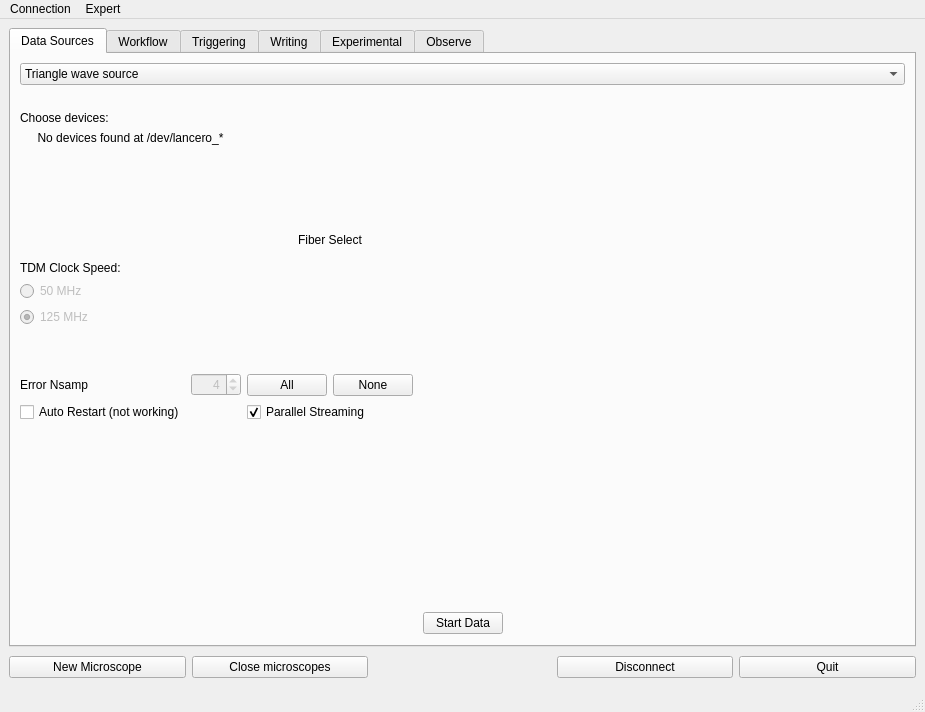
Old version of the form dc.ui in the repository usnistgov/dastardcommander.
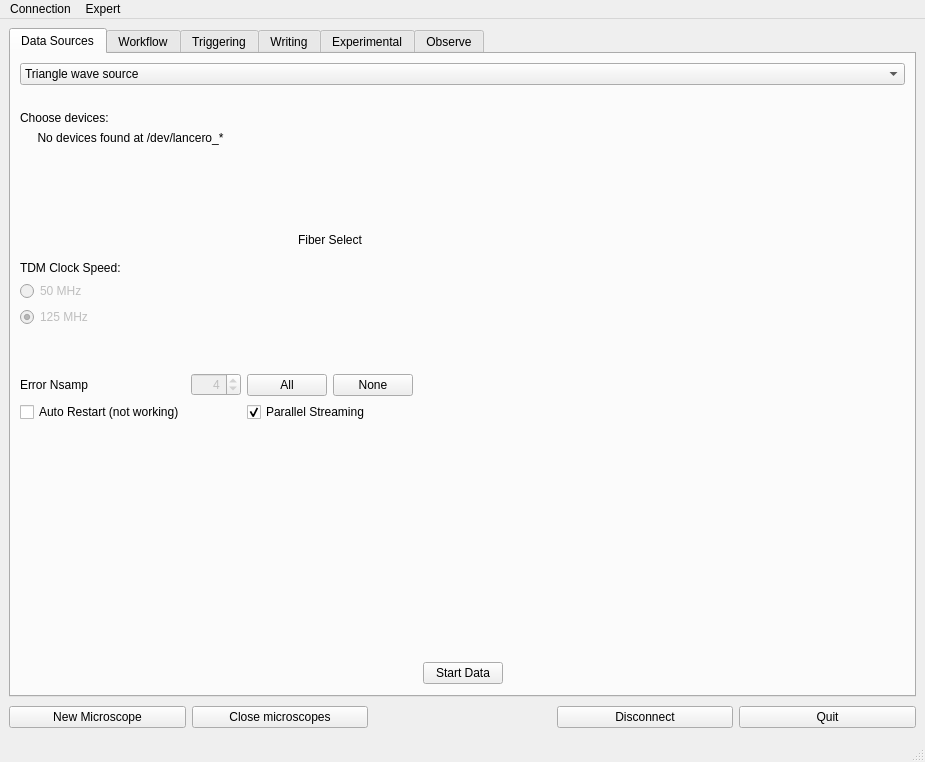
New version of the form. Icons and pictures are not drawn.

Commit message: julia1.1 support and state setting buttons on observe tab

Diff of the .ui file:
```diff
--- a/dc.ui
+++ b/dc.ui
@@ -7,7 +7,7 @@
     <x>0</x>
     <y>0</y>
     <width>925</width>
-    <height>712</height>
+    <height>762</height>
    </rect>
   </property>
   <property name="windowTitle">
```
Left out of the diff: 4 changed lines with no effect on the pictures. The commit also changes 4 other files.
